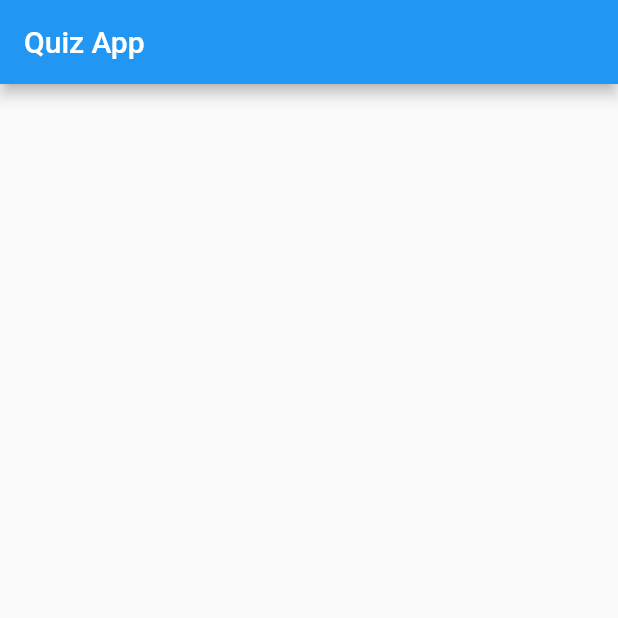
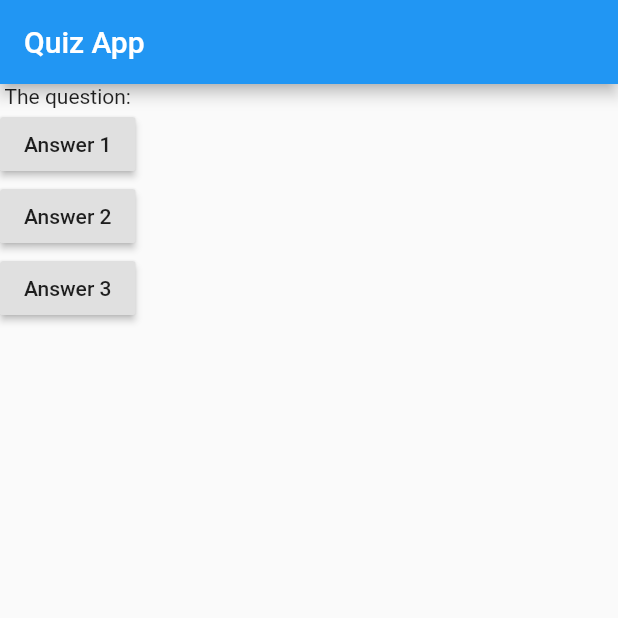
Before and after one commit to gleich/QuizApp, a Flutter app: the screen it shows after launch, on a phone screen of 412 x 824 dp, the top half of it. Run offline on Flutter 3.47's test engine with Material 2 defaults, Android fonts, the phone set to English and light mode, and no system bars.

Commit message:
Add buttons

```diff
--- a/lib/main.dart
+++ b/lib/main.dart
@@ -3,6 +3,10 @@ import 'package:flutter/material.dart';
 void main() => runApp(MyApp());
 
 class MyApp extends StatelessWidget {
+  void answerQuestion() {
+    print("Answer chosen!");
+  }
+
   @override
   Widget build(BuildContext context) {
     var questions = [
@@ -15,7 +19,21 @@ class MyApp extends StatelessWidget {
           title: Text("Quiz App"),
         ),
         body: Column(
-          children: <Widget>[],
+          children: <Widget>[
+            Text("The question:"),
+            RaisedButton(
+              child: Text("Answer 1"),
+              onPressed: answerQuestion, // Pass name of function
+            ),
+            RaisedButton(
+              child: Text("Answer 2"),
+              onPressed: answerQuestion,
+            ),
+            RaisedButton(
+              child: Text("Answer 3"),
+              onPressed: answerQuestion,
+            )
+          ],
         ),
       ),
     );
```
